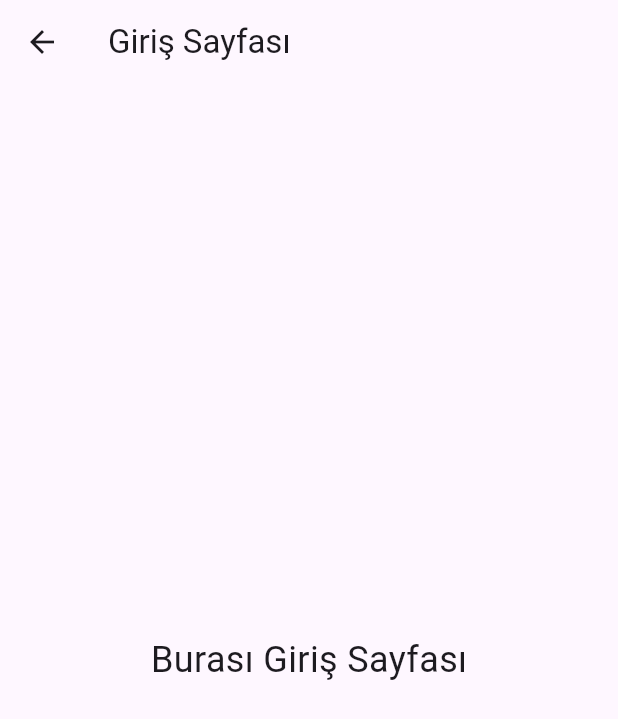
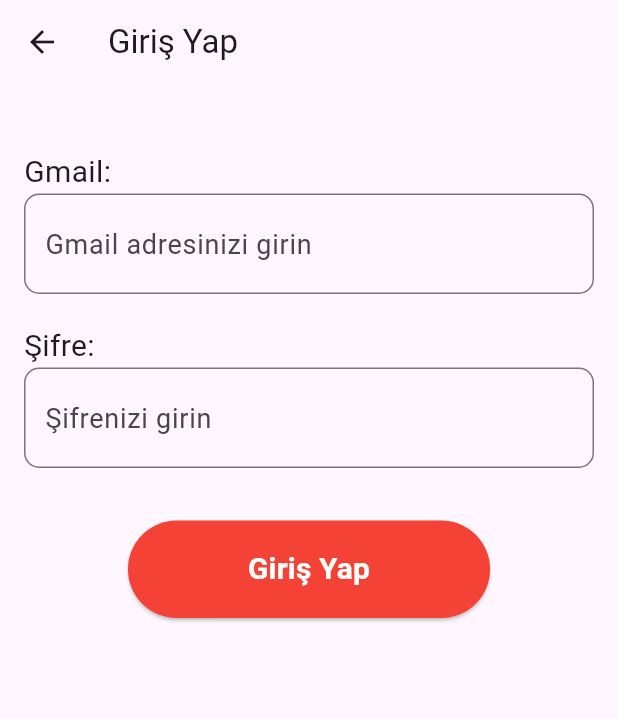
Before and after one commit to asude2/softwareEngineering_project, a Flutter app: the GirisSayfasi screen opened directly, on a phone screen of 412 x 824 dp. Shown: the top 719 px of the screen. Run offline on Flutter 3.47's test engine with Material 3 defaults, Android fonts, the phone set to English and light mode, and no system bars.

Commit message:
giriş yapma sayfasının arayüzünü yazdım

```diff
--- a/lib/login.dart
+++ b/lib/login.dart
@@ -1,14 +1,110 @@
 import 'package:flutter/material.dart';
 
-class GirisSayfasi extends StatelessWidget {
+class GirisSayfasi extends StatefulWidget {
+  @override
+  _GirisSayfasiState createState() => _GirisSayfasiState();
+}
+
+class _GirisSayfasiState extends State<GirisSayfasi> {
+  final TextEditingController gmailController = TextEditingController();
+  final TextEditingController sifreController = TextEditingController();
+
+
+  String gmailHataMesaji = "";
+  String sifreHataMesaji = "";
+
+  bool isValidEmail(String email) {
+    return RegExp(r"^[a-zA-Z0-9._%+-]+@[a-zA-Z0-9.-]+\.[a-zA-Z]{2,}$").hasMatch(email);
+  }
+
+  bool isValidSifre(String sifre) {
+    return RegExp(r'^(?=.*[A-Za-z])(?=.*\d)[A-Za-z\d]{6,}$').hasMatch(sifre);
+  }
+
+  void kontrolEt() {
+    String gmail = gmailController.text;
+    String sifre = sifreController.text;
+
+    setState(() {
+      if (!isValidEmail(gmail)) {
+        gmailHataMesaji = "Geçerli bir e-posta adresi girin!";
+      } else {
+        gmailHataMesaji = "";
+      }
+
+      if (!isValidSifre(sifre)) {
+        sifreHataMesaji = "En az 6 haneli olmalıdır. En az bir harf ve bir rakamdan oluşmalıdır.";
+      } else {
+        sifreHataMesaji = "";
+      }
+
+      // Eğer her şey doğruysa, giriş bilgilerini konsola yazacağız
+      if (gmailHataMesaji.isEmpty && sifreHataMesaji.isEmpty) {
+        print("Gmail: $gmail");
+        print("Şifre: $sifre");
+
+        // Başka bir sayfaya yönlendirme işlemi burada yapılabilir
+
+      }
+    });
+  }
+
   @override
   Widget build(BuildContext context) {
     return Scaffold(
-      appBar: AppBar(title: Text("Giriş Sayfası")),
-      body: Center(
-        child: Text(
-          "Burası Giriş Sayfası",
-          style: TextStyle(fontSize: 24),
+      appBar: AppBar(title: Text("Giriş Yap")),
+      body: Padding(
+        padding: const EdgeInsets.all(16.0),
+        child: Column(
+          crossAxisAlignment: CrossAxisAlignment.start,
+          children: [
+            SizedBox(height: 28),
+
+            Text("Gmail:", style: TextStyle(fontSize: 20)),
+            TextField(
+              controller: gmailController,
+              keyboardType: TextInputType.emailAddress,
+              decoration: InputDecoration(
+                hintText: "Gmail adresinizi girin",
+                hintStyle: TextStyle(fontSize:18),
+                contentPadding: EdgeInsets.symmetric(vertical: 20, horizontal: 10),
+                border: OutlineInputBorder(
+                    borderRadius: BorderRadius.circular(10)),
+                errorText: gmailHataMesaji.isNotEmpty ? gmailHataMesaji : null,
+              ),
+            ),
+
+            SizedBox(height: 20),
+            Text("Şifre:", style: TextStyle(fontSize: 20)),
+            TextField(
+              controller: sifreController,
+              obscureText: true, // Şifreyi gizler
+              decoration: InputDecoration(
+                hintText: "Şifrenizi girin",
+                hintStyle: TextStyle(fontSize:18),
+                contentPadding: EdgeInsets.symmetric(vertical: 20, horizontal: 10),
+                border: OutlineInputBorder(borderRadius: BorderRadius.circular(10)),
+                errorText: sifreHataMesaji.isNotEmpty ? sifreHataMesaji : null,
+              ),
+            ),
+            SizedBox(height: 35),
+
+
+            Center(
+              child: ElevatedButton(
+                onPressed: kontrolEt,
+                child: Text(
+                  "Giriş Yap",
+                  style: TextStyle(color: Colors.white, fontSize:20, fontWeight: FontWeight.bold,),
+                ),
+                style: ElevatedButton.styleFrom(
+                  backgroundColor: Colors.red,
+                  padding: EdgeInsets.symmetric(horizontal: 80, vertical: 18),
+                ),
+              ),
+
+            ),
+          ],
         ),
       ),
     );
```
